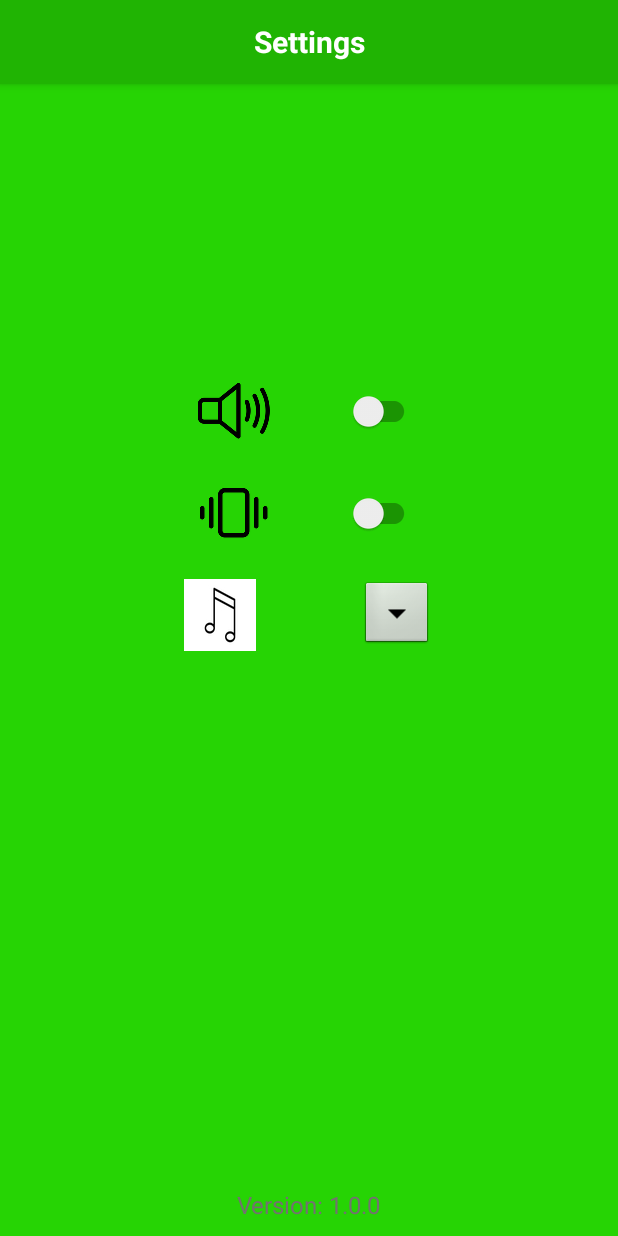
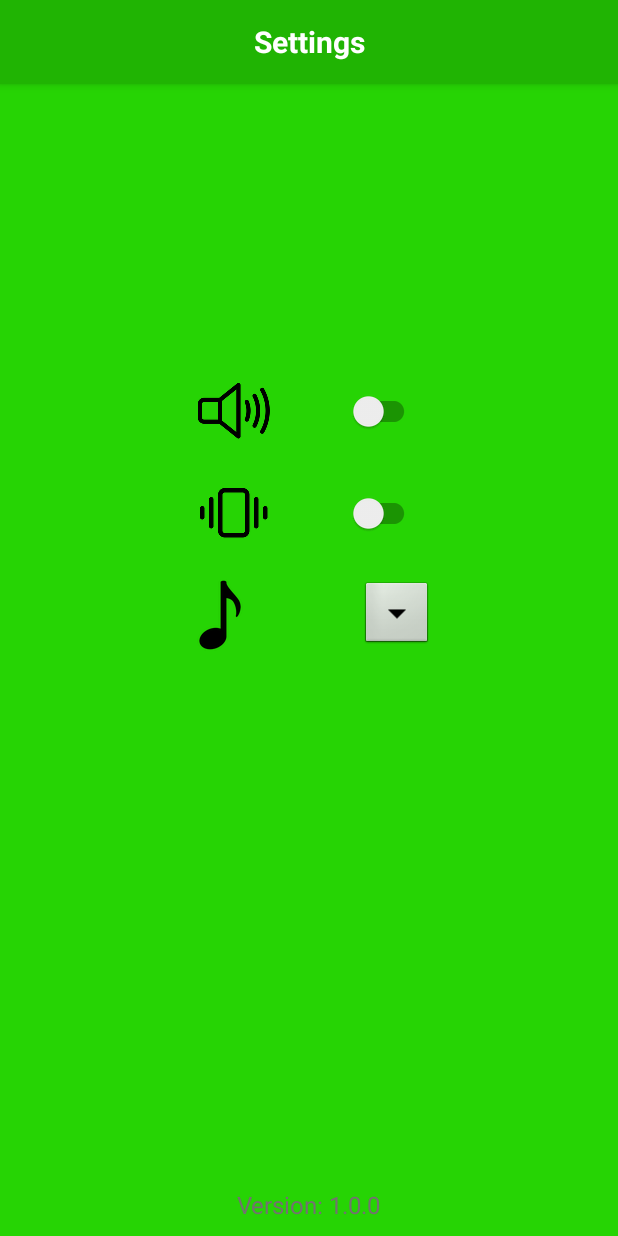
Before and after one commit to ShahzodJava/Tasbeh, an Android app: the SettingsActivity screen opened directly, with no data from a screen before it, on a phone screen of 412 x 824 dp. Run offline under Robolectric (Android 15) with nearby library versions, the phone set to English and light mode, and no system bars.

Commit message:
changed music icon in activity setting

```diff
--- a/app/src/main/res/layout/activity_settings.xml
+++ b/app/src/main/res/layout/activity_settings.xml
@@ -85,7 +85,7 @@
             android:id="@+id/music"
             android:layout_width="48dp"
             android:layout_height="48dp"
-            android:src="@mipmap/ic_music"
+            android:src="@mipmap/ic_music2"
 
             />
 
```
Also changed, not shown: app/src/main/res/mipmap-hdpi/ic_music.png (deleted), app/src/main/res/mipmap-hdpi/ic_music2.png (added), app/src/main/res/mipmap-mdpi/ic_music.png (deleted), app/src/main/res/mipmap-mdpi/ic_music2.png (added), app/src/main/res/mipmap-xhdpi/ic_music.png (deleted), app/src/main/res/mipmap-xhdpi/ic_music2.png (added), app/src/main/res/mipmap-xxhdpi/ic_music.png (deleted), app/src/main/res/mipmap-xxhdpi/ic_music2.png (added), app/src/main/res/mipmap-xxxhdpi/ic_music.png (deleted), app/src/main/res/mipmap-xxxhdpi/ic_music2.png (added).
